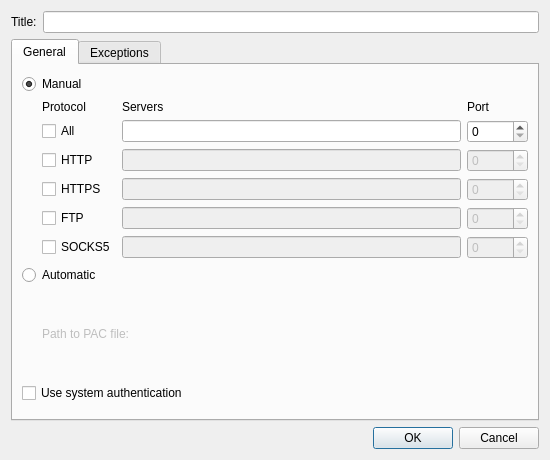
Before: the Qt Designer form src/ui/preferences/ProxyPropertiesDialog.ui in OtterBrowser/otter-browser, drawn with Qt 5.
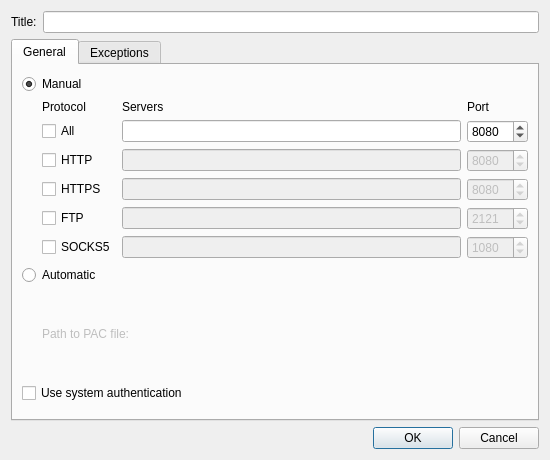
After: the same form once the commit is applied. Custom widgets are drawn as their Qt base class.

Commit message: Set default ports

Patch:
```diff
--- a/src/ui/preferences/ProxyPropertiesDialog.ui
+++ b/src/ui/preferences/ProxyPropertiesDialog.ui
@@ -99,6 +99,9 @@
               <property name="maximum">
                <number>65535</number>
               </property>
+              <property name="value">
+               <number>8080</number>
+              </property>
              </widget>
             </item>
             <item row="3" column="2">
@@ -109,6 +112,9 @@
               <property name="maximum">
                <number>65535</number>
               </property>
+              <property name="value">
+               <number>8080</number>
+              </property>
              </widget>
             </item>
             <item row="3" column="1">
@@ -126,6 +132,9 @@
               <property name="maximum">
                <number>65535</number>
               </property>
+              <property name="value">
+               <number>1080</number>
+              </property>
              </widget>
             </item>
             <item row="4" column="2">
@@ -136,6 +145,9 @@
               <property name="maximum">
                <number>65535</number>
               </property>
+              <property name="value">
+               <number>2121</number>
+              </property>
              </widget>
             </item>
             <item row="0" column="2">
@@ -216,6 +228,9 @@
               <property name="maximum">
                <number>65535</number>
               </property>
+              <property name="value">
+               <number>8080</number>
+              </property>
              </widget>
             </item>
            </layout>
```
Left out of the diff: 3 changed lines with no effect on the pictures.
